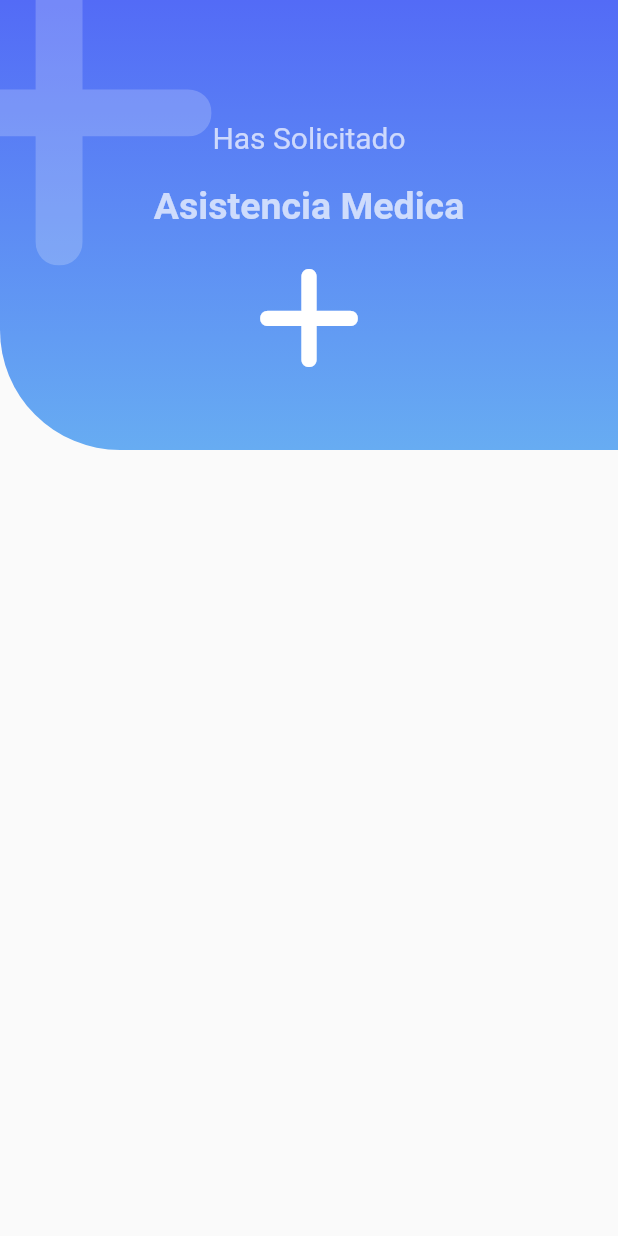
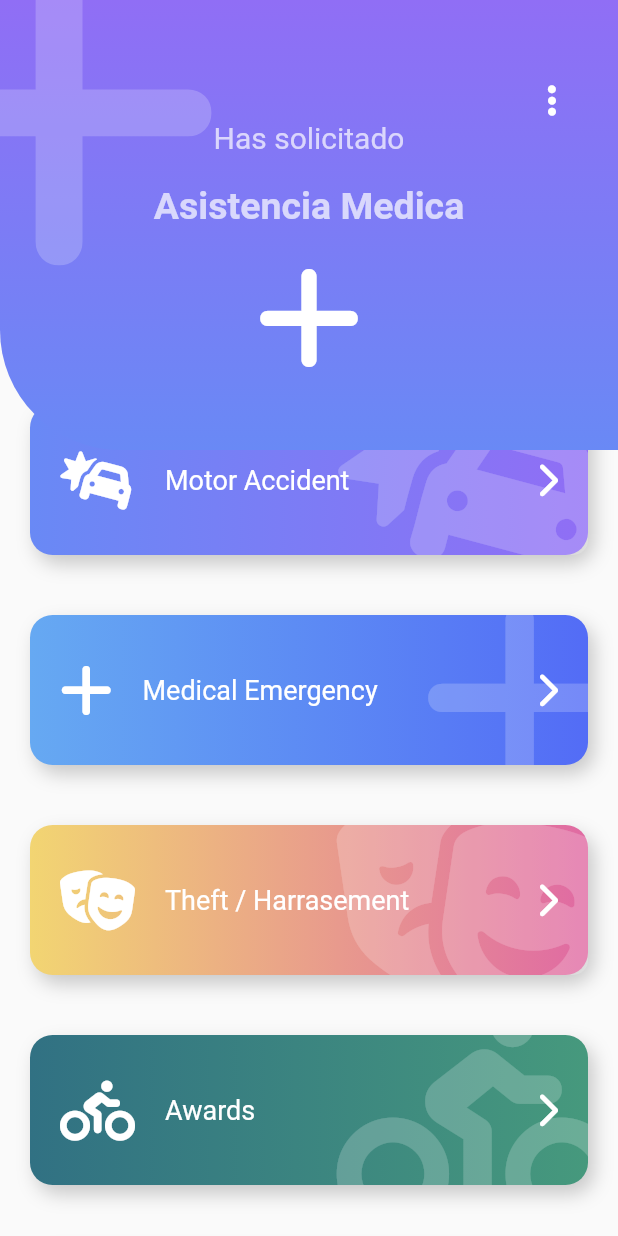
Before and after one commit to LluviaSaucedoM/intermediateFlutterCourse, a Flutter app: the screen it shows after launch, on a phone screen of 412 x 824 dp. Run offline on Flutter 3.47's test engine with Material 2 defaults, Android fonts, the light colour scheme and no system bars; our stand-ins replace animate_do, flutter_svg, font_awesome_flutter.

Commit message:
Agregando lista de botones

```diff
--- a/lib/src/pages/emergency_page.dart
+++ b/lib/src/pages/emergency_page.dart
@@ -1,19 +1,144 @@
+import 'package:flutter/material.dart';
+import 'package:animate_do/animate_do.dart';
+import 'package:designs/src/widgets/boton_gordo.dart';
 import 'package:designs/src/widgets/headers.dart';
-import 'package:flutter/material.dart';
 import 'package:font_awesome_flutter/font_awesome_flutter.dart';
+
+class ItemBoton {
+  final IconData icon;
+  final String texto;
+  final Color color1;
+  final Color color2;
+
+  ItemBoton(this.icon, this.texto, this.color1, this.color2);
+}
 
 class EmergencyPage extends StatelessWidget {
   const EmergencyPage({Key? key}) : super(key: key);
 
   @override
   Widget build(BuildContext context) {
-    return const Scaffold(
-        body: IconHeder(
+    final items = <ItemBoton>[
+      ItemBoton(FontAwesomeIcons.carBurst, 'Motor Accident',
+          const Color(0xff6989F5), const Color(0xff906EF5)),
+      ItemBoton(FontAwesomeIcons.plus, 'Medical Emergency',
+          const Color(0xff66A9F2), const Color(0xff536CF6)),
+      ItemBoton(FontAwesomeIcons.masksTheater, 'Theft / Harrasement',
+          const Color(0xffF2D572), const Color(0xffE06AA3)),
+      ItemBoton(FontAwesomeIcons.personBiking, 'Awards',
+          const Color(0xff317183), const Color(0xff46997D)),
+      ItemBoton(FontAwesomeIcons.carBurst, 'Motor Accident',
+          const Color(0xff6989F5), const Color(0xff906EF5)),
+      ItemBoton(FontAwesomeIcons.plus, 'Medical Emergency',
+          const Color(0xff66A9F2), const Color(0xff536CF6)),
+      ItemBoton(FontAwesomeIcons.masksTheater, 'Theft / Harrasement',
+          const Color(0xffF2D572), const Color(0xffE06AA3)),
+      ItemBoton(FontAwesomeIcons.personBiking, 'Awards',
+          const Color(0xff317183), const Color(0xff46997D)),
+      ItemBoton(FontAwesomeIcons.carBurst, 'Motor Accident',
+          const Color(0xff6989F5), const Color(0xff906EF5)),
+      ItemBoton(FontAwesomeIcons.plus, 'Medical Emergency',
+          const Color(0xff66A9F2), const Color(0xff536CF6)),
+      ItemBoton(FontAwesomeIcons.masksTheater, 'Theft / Harrasement',
+          const Color(0xffF2D572), const Color(0xffE06AA3)),
+      ItemBoton(FontAwesomeIcons.personBiking, 'Awards',
+          const Color(0xff317183), const Color(0xff46997D)),
+    ];
+
+    List<Widget> itemMap = items
+        .map((item) => FadeInLeft(
+              duration: const Duration(milliseconds: 250),
+              child: BotonGordo(
+                icon: item.icon,
+                text: item.texto,
+                color1: item.color1,
+                color2: item.color2,
+                onPress: () {},
+              ),
+            ))
+        .toList();
+    return Scaffold(
+        body: Stack(
+      children: <Widget>[
+        Container(
+          margin: const EdgeInsets.only(top: 200),
+          child: ListView(
+            physics: const BouncingScrollPhysics(),
+            children: <Widget>[
+              const SizedBox(height: 50),
+              ...itemMap,
+            ],
+          ),
+        ),
+        const _Encabezado()
+      ],
+    ));
+  }
+}
+
+class _Encabezado extends StatelessWidget {
+  const _Encabezado({
+    Key? key,
+  }) : super(key: key);
+
+  @override
+  Widget build(BuildContext context) {
+    return Stack(
+      children: [
+        const IconHeder(
+          icon: FontAwesomeIcons.plus,
+          titulo: 'Asistencia Medica',
+          subtitulo: 'Has solicitado',
+          color1: Color(0xff906EF5),
+          color2: Color(0xff6989F5),
+        ),
+        Positioned(
+            right: 0,
+            top: 40,
+            child: RawMaterialButton(
+              onPressed: () {},
+              shape: const CircleBorder(),
+              padding: const EdgeInsets.all(15),
+              child: const FaIcon(
+                FontAwesomeIcons.ellipsisVertical,
+                color: Colors.white,
+              ),
+            ))
+      ],
+    );
+  }
+}
+
+class BotonGordoTem extends StatelessWidget {
+  const BotonGordoTem({
+    Key? key,
+  }) : super(key: key);
+
+  @override
+  Widget build(BuildContext context) {
+    return BotonGordo(
+      icon: FontAwesomeIcons.motorcycle,
+      text: 'Motor Accident',
+      color1: const Color.fromARGB(255, 245, 154, 105),
+      color2: const Color(0xff906EF5),
+      onPress: () {},
+    );
+  }
+}
+
+class PageHeder extends StatelessWidget {
+  const PageHeder({
+    Key? key,
+  }) : super(key: key);
+
+  @override
+  Widget build(BuildContext context) {
+    return const IconHeder(
       icon: FontAwesomeIcons.plus,
       titulo: 'Asistencia Medica',
       subtitulo: 'Has Solicitado',
-      color1: Color(0xff536Bf6),
-      color2: Color(0xff67ACF2),
-    ));
+      color1: Color(0xff66A9F2),
+      color2: Color(0xff536CF6),
+    );
   }
 }
--- /dev/null
+++ b/lib/src/widgets/boton_gordo.dart
@@ -0,0 +1,94 @@
+import 'package:flutter/material.dart';
+import 'package:font_awesome_flutter/font_awesome_flutter.dart';
+
+class BotonGordo extends StatelessWidget {
+  const BotonGordo({
+    Key? key,
+    required this.icon,
+    required this.text,
+    required this.onPress,
+    this.color1 = const Color.fromARGB(255, 237, 113, 214),
+    this.color2 = const Color.fromARGB(255, 77, 7, 64),
+  }) : super(key: key);
+  final IconData icon;
+  final String text;
+  final Color color1;
+  final Color color2;
+  final void Function()? onPress;
+
+  @override
+  Widget build(BuildContext context) {
+    return GestureDetector(
+      onTap: onPress,
+      child: Stack(
+        children: <Widget>[
+          _BotonGordoBadgraund(
+            color1: color1,
+            color2: color2,
+            icon: icon,
+          ),
+          Row(
+            mainAxisAlignment: MainAxisAlignment.center,
+            children: <Widget>[
+              const SizedBox(height: 140, width: 40),
+              FaIcon(icon, size: 40, color: Colors.white),
+              const SizedBox(width: 20),
+              Expanded(
+                child: Text(text,
+                    style: const TextStyle(color: Colors.white, fontSize: 18)),
+              ),
+              const FaIcon(FontAwesomeIcons.chevronRight, color: Colors.white),
+              const SizedBox(width: 40),
+            ],
+          )
+        ],
+      ),
+    );
+  }
+}
+
+class _BotonGordoBadgraund extends StatelessWidget {
+  const _BotonGordoBadgraund({
+    Key? key,
+    required this.color1,
+    required this.color2,
+    required this.icon,
+  }) : super(key: key);
+  final Color color1;
+  final Color color2;
+  final IconData icon;
+
+  @override
+  Widget build(BuildContext context) {
+    return Container(
+      child: ClipRRect(
+        borderRadius: BorderRadius.circular(10),
+        child: Stack(
+          children: [
+            Positioned(
+              right: -20,
+              top: -20,
+              child: FaIcon(
+                icon,
+                size: 150,
+                color: Colors.white.withOpacity(0.2),
+              ),
+            )
+          ],
+        ),
+      ),
+      width: double.infinity,
+      height: 100,
+      margin: const EdgeInsets.all(20),
+      decoration: BoxDecoration(
+          boxShadow: <BoxShadow>[
+            BoxShadow(
+                color: Colors.black.withOpacity(0.2),
+                offset: const Offset(4, 6),
+                blurRadius: 10)
+          ],
+          borderRadius: BorderRadius.circular(15),
+          gradient: LinearGradient(colors: <Color>[color1, color2])),
+    );
+  }
+}
--- a/pubspec.yaml
+++ b/pubspec.yaml
@@ -12,6 +12,7 @@ dependencies:
   provider: ^6.0.3
   flutter_staggered_grid_view: ^0.6.2
   font_awesome_flutter: ^10.1.0
+  animate_do: ^2.1.0
 dev_dependencies:
   flutter_test:
     sdk: flutter
```
Also changed, not shown: assets/glance/pantalla19.png (added), pubspec.lock, 1 other file.
